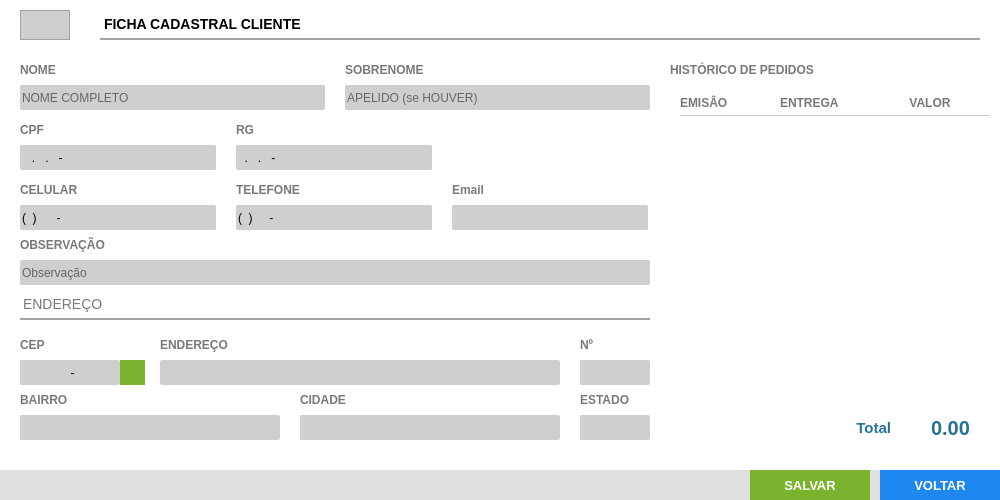
Above: UI_Files/formClientes.ui from rafaelfelippe1/Projeto-SistemaVendas before the change. Below: the same form after it.
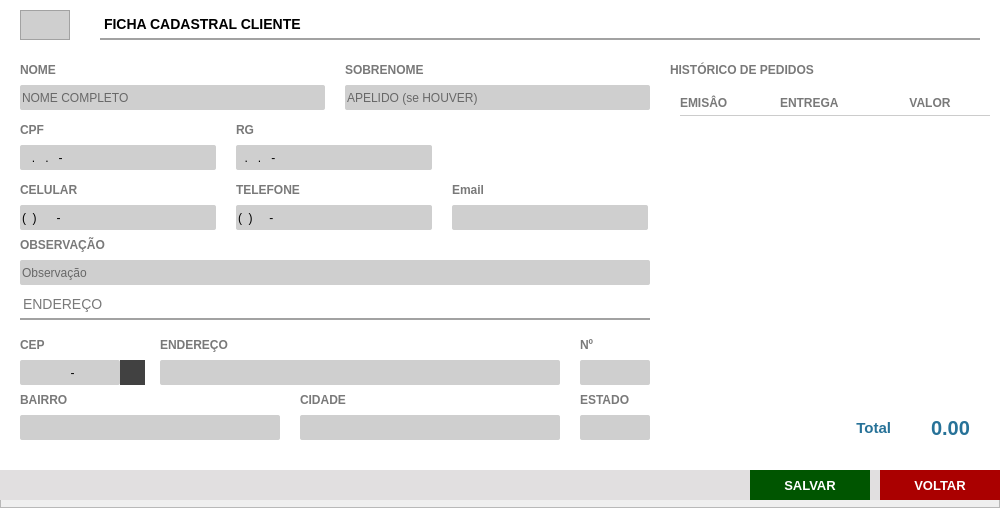
That is the form after the change.

The edit to the form file:
```diff
--- a/UI_Files/formClientes.ui
+++ b/UI_Files/formClientes.ui
@@ -7,7 +7,7 @@
     <x>0</x>
     <y>0</y>
     <width>1000</width>
-    <height>500</height>
+    <height>508</height>
    </rect>
   </property>
   <property name="windowTitle">
@@ -523,7 +523,7 @@
      </property>
      <property name="styleSheet">
       <string notr="true">QPushButton {
-background-color: #1E87F0;
+background-color: rgb(170, 0, 0);
 color: #FFF
  }
 QPushButton:hover{
@@ -568,7 +568,7 @@
      </property>
      <property name="styleSheet">
       <string notr="true">QPushButton {
-background-color: #7AB32E;
+background-color: rgb(0, 85, 0);
 color: #FFF
  }
 QPushButton:hover{
@@ -1065,7 +1065,7 @@
     </property>
     <property name="styleSheet">
      <string notr="true">QPushButton{
-background: #7AB32E;
+background-color: rgb(65, 65, 65);
 color: #FFF
 }
 QPushButton:hover{
```
Left out of the diff: 2 changed lines with no effect on the pictures.
